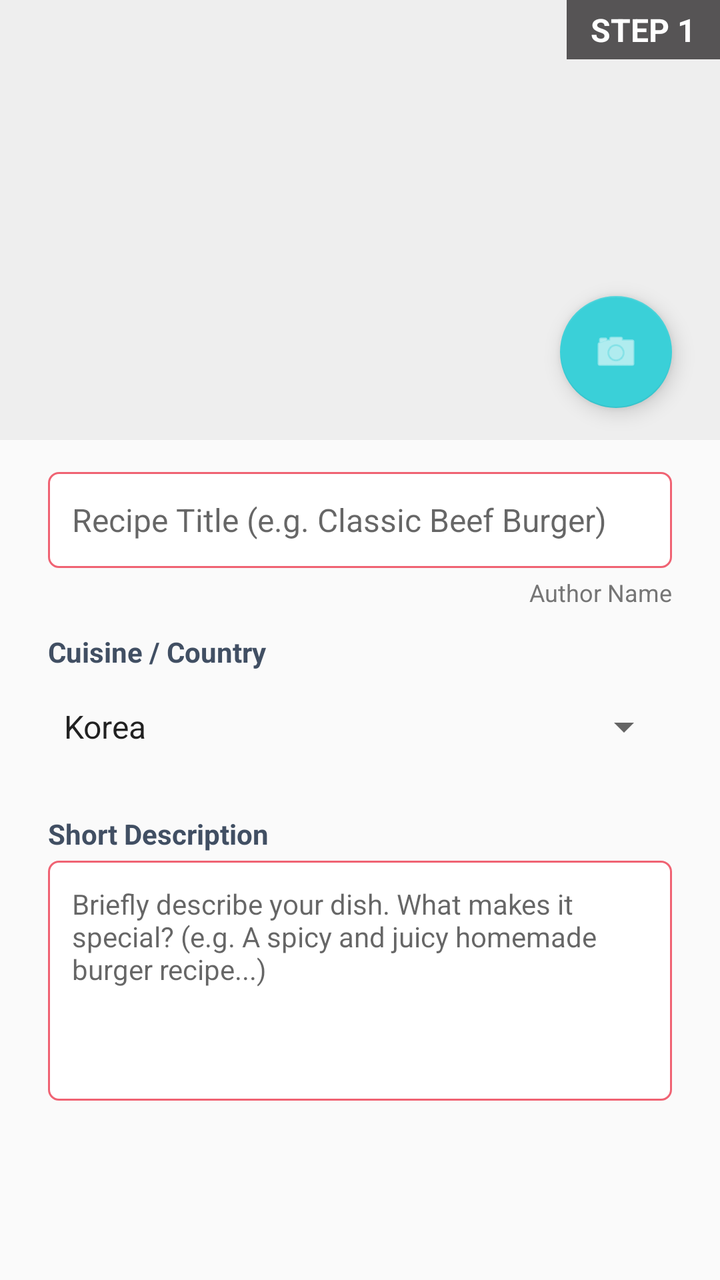
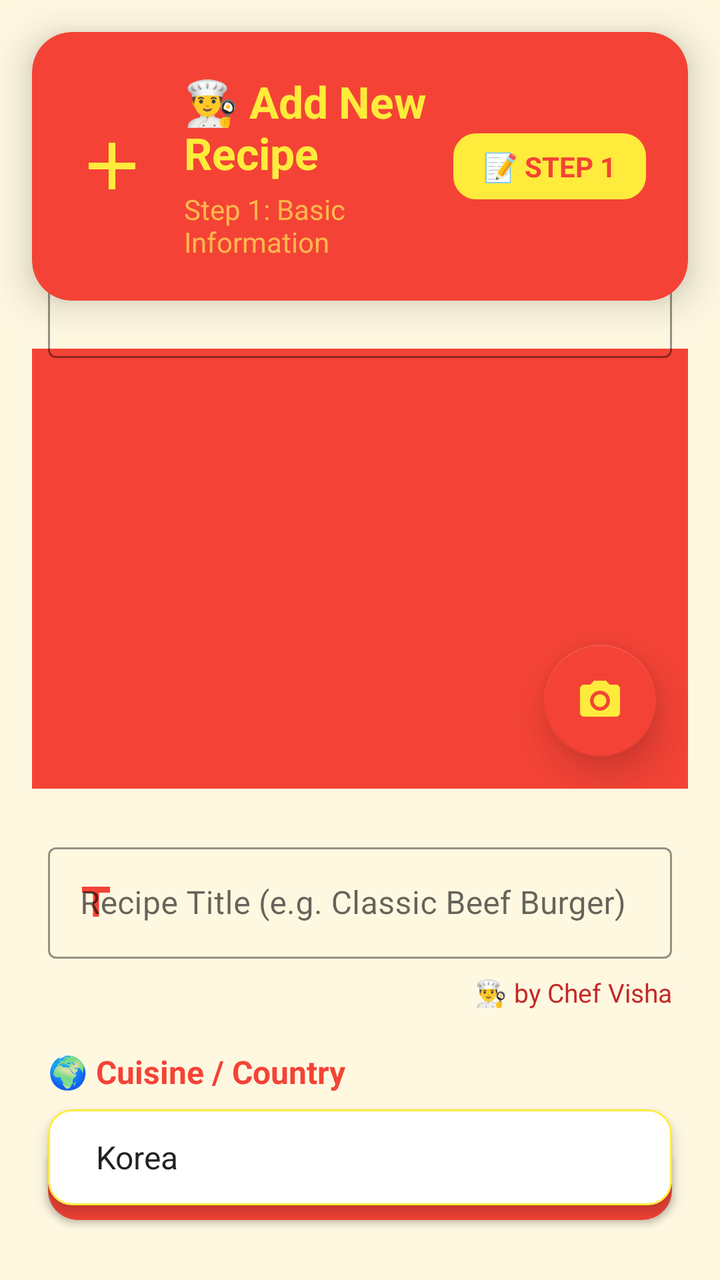

An Android layout rendered at two revisions. The XML below is the earlier revision; the diff shows what the commit changed to produce the second picture.
<!-- AndroidManifest.xml: activity theme AppTheme.NoActionBar -->
<!-- res/layout/fragment_add_recipe.xml -->
<?xml version="1.0" encoding="utf-8"?>
<RelativeLayout
    xmlns:android="http://schemas.android.com/apk/res/android"
    xmlns:app="http://schemas.android.com/apk/res-auto"
    xmlns:tools="http://schemas.android.com/tools"
    android:id="@+id/root_Add_Recipe"
    android:layout_width="match_parent"
    android:layout_height="match_parent"
    tools:context="com.hanson.android.recipe.AddRecipeFragment"
    android:focusable="true"
    android:focusableInTouchMode="true">

    <FrameLayout
        android:id="@+id/fame_Add_top"
        android:layout_width="match_parent"
        android:layout_height="wrap_content"
        android:layout_alignParentTop="true">

        <ImageView
            android:id="@+id/imgv_Add_Image"
            android:layout_width="match_parent"
            android:layout_height="220dp"
            android:background="#EEEEEE"
            android:scaleType="centerCrop" />

        <TextView
            android:id="@+id/txt_Add_step1"
            android:layout_width="wrap_content"
            android:layout_height="wrap_content"
            android:layout_gravity="top|end"
            android:background="@color/colorFont1"
            android:gravity="center"
            android:paddingBottom="4dp"
            android:paddingLeft="12dp"
            android:paddingRight="12dp"
            android:paddingTop="4dp"
            android:text="STEP 1"
            android:textColor="@android:color/white"
            android:textSize="16sp"
            android:textStyle="bold" />

        <com.google.android.material.floatingactionbutton.FloatingActionButton
            android:id="@+id/btn_Add_Camera"
            android:layout_width="wrap_content"
            android:layout_height="wrap_content"
            android:layout_gravity="bottom|end"
            android:layout_marginBottom="16dp"
            android:layout_marginRight="24dp"
            android:layout_marginEnd="24dp"
            app:tint="@android:color/white"
            app:srcCompat="@android:drawable/ic_menu_camera" />
    </FrameLayout>

    <EditText
        android:id="@+id/txt_Add_NewName"
        android:layout_width="match_parent"
        android:layout_height="48dp"
        android:layout_below="@+id/fame_Add_top"
        android:layout_marginLeft="24dp"
        android:layout_marginRight="24dp"
        android:layout_marginTop="16dp"
        android:background="@drawable/editborder"
        android:hint="Recipe Title (e.g. Classic Beef Burger)"
        android:inputType="textCapWords"
        android:paddingLeft="12dp"
        android:paddingRight="12dp"
        android:textSize="16sp" />

    <TextView
        android:id="@+id/txt_Add_Author"
        android:layout_width="wrap_content"
        android:layout_height="wrap_content"
        android:layout_alignParentEnd="true"
        android:layout_alignParentRight="true"
        android:layout_below="@+id/txt_Add_NewName"
        android:layout_marginRight="24dp"
        android:layout_marginEnd="24dp"
        android:layout_marginTop="4dp"
        android:text="Author Name"
        android:textSize="12sp"
        android:textColor="#757575" />

    <TextView
        android:id="@+id/textView7"
        android:layout_width="wrap_content"
        android:layout_height="wrap_content"
        android:layout_below="@+id/txt_Add_Author"
        android:layout_marginLeft="24dp"
        android:layout_marginStart="24dp"
        android:layout_marginTop="12dp"
        android:text="Cuisine / Country"
        android:textStyle="bold"
        android:textColor="@color/colorAccent_deepBlue" />

    <Spinner
        android:id="@+id/spinner_Add_Country"
        android:layout_width="match_parent"
        android:layout_height="48dp"
        android:layout_below="@+id/textView7"
        android:layout_marginLeft="24dp"
        android:layout_marginRight="24dp"
        android:layout_marginTop="4dp"
        android:entries="@array/countryName" />

    <TextView
        android:id="@+id/textView6"
        android:layout_width="match_parent"
        android:layout_height="wrap_content"
        android:layout_below="@+id/spinner_Add_Country"
        android:layout_marginLeft="24dp"
        android:layout_marginRight="24dp"
        android:layout_marginTop="20dp"
        android:text="Short Description"
        android:textStyle="bold"
        android:textColor="@color/colorAccent_deepBlue" />

    <EditText
        android:id="@+id/txt_Add_Description"
        android:layout_width="match_parent"
        android:layout_height="120dp"
        android:layout_below="@+id/textView6"
        android:layout_marginLeft="24dp"
        android:layout_marginRight="24dp"
        android:layout_marginTop="4dp"
        android:background="@drawable/editborder"
        android:gravity="top"
        android:hint="Briefly describe your dish. What makes it special? (e.g. A spicy and juicy homemade burger recipe...)"
        android:inputType="textMultiLine"
        android:padding="12dp"
        android:textSize="14sp" />
</RelativeLayout>
<!-- resources referenced by this layout -->
<resources>
  <string-array name="countryName">
          <item>Korea</item>
          <item>Russia</item>
          <item>Italy</item>
      </string-array>
  <color name="colorAccent_deepBlue">#414f63</color>
  <color name="colorFont1">#565455</color>
  <!-- drawable editborder (drawable) -->
  <?xml version="1.0" encoding="utf-8"?>
  <selector xmlns:android="http://schemas.android.com/apk/res/android">
      <item>
          <shape android:shape="rectangle" >
              <solid android:color="#ffffff" />
              <stroke android:width="1dp" android:color="@color/colorPrimary"/>
              <corners
                  android:topLeftRadius="5dp"
                  android:topRightRadius="5dp"
                  android:bottomLeftRadius="5dp"
                  android:bottomRightRadius="5dp"
                  />
          </shape>
      </item>
  </selector>
  <style name="AppTheme.NoActionBar">
          <item name="windowActionBar">false</item>
          <item name="windowNoTitle">true</item>
      </style>
  <color name="colorPrimary">#f06373</color>
</resources>

<!-- the commit's change to res/layout/fragment_add_recipe.xml (unified diff, before → after) -->
@@ -6,126 +6,250 @@
     android:id="@+id/root_Add_Recipe"
     android:layout_width="match_parent"
     android:layout_height="match_parent"
-    tools:context="com.hanson.android.recipe.AddRecipeFragment"
+    android:background="@color/bright_bg"
     android:focusable="true"
-    android:focusableInTouchMode="true">
-
+    android:focusableInTouchMode="true"
+    tools:context="com.hanson.android.recipe.AddRecipeFragment">
+
+    
+    <com.google.android.material.card.MaterialCardView
+        android:id="@+id/header_card"
+        android:layout_width="match_parent"
+        android:layout_height="wrap_content"
+        android:layout_margin="16dp"
+        app:cardBackgroundColor="@color/red_primary"
+        app:cardCornerRadius="20dp"
+        app:cardElevation="12dp">
+
+        <LinearLayout
+            android:layout_width="match_parent"
+            android:layout_height="wrap_content"
+            android:gravity="center_vertical"
+            android:orientation="horizontal"
+            android:padding="20dp">
+
+            <ImageView
+                android:layout_width="40dp"
+                android:layout_height="40dp"
+                android:src="@drawable/ic_add_recipe_red"
+                app:tint="@color/bright_yellow" />
+
+            <LinearLayout
+                android:layout_width="0dp"
+                android:layout_height="wrap_content"
+                android:layout_marginStart="16dp"
+                android:layout_weight="1"
+                android:orientation="vertical">
+
+                <TextView
+                    android:layout_width="wrap_content"
+                    android:layout_height="wrap_content"
+                    android:text="👨‍🍳 Add New Recipe"
+                    android:textColor="@color/bright_yellow"
+                    android:textSize="22sp"
+                    android:textStyle="bold" />
+
+                <TextView
+                    android:layout_width="wrap_content"
+                    android:layout_height="wrap_content"
+                    android:layout_marginTop="4dp"
+                    android:text="Step 1: Basic Information"
+                    android:textColor="#FFB74D"
+                    android:textSize="14sp" />
+            </LinearLayout>
+
+            <TextView
+                android:id="@+id/txt_Add_step1"
+                android:layout_width="wrap_content"
+                android:layout_height="wrap_content"
+                android:background="@drawable/yellow_badge_bg"
+                android:paddingHorizontal="16dp"
+                android:paddingVertical="8dp"
+                android:text="📝 STEP 1"
+                android:textColor="@color/red_primary"
+                android:textSize="14sp"
+                android:textStyle="bold" />
+        </LinearLayout>
+    </com.google.android.material.card.MaterialCardView>
+
+    
     <FrameLayout
         android:id="@+id/fame_Add_top"
         android:layout_width="match_parent"
-        android:layout_height="wrap_content"
-        android:layout_alignParentTop="true">
+        android:layout_height="220dp"
+        android:layout_below="@id/header_card"
+        android:layout_marginStart="16dp"
+        android:layout_marginTop="8dp"
+        android:layout_marginEnd="16dp"
+        app:cardCornerRadius="20dp">
 
         <ImageView
             android:id="@+id/imgv_Add_Image"
             android:layout_width="match_parent"
-            android:layout_height="220dp"
-            android:background="#EEEEEE"
+            android:layout_height="match_parent"
+            android:background="@color/red_primary"
+            android:contentDescription="Recipe image"
+            android:foreground="@drawable/image_placeholder_overlay"
             android:scaleType="centerCrop" />
-
-        <TextView
-            android:id="@+id/txt_Add_step1"
-            android:layout_width="wrap_content"
-            android:layout_height="wrap_content"
-            android:layout_gravity="top|end"
-            android:background="@color/colorFont1"
-            android:gravity="center"
-            android:paddingBottom="4dp"
-            android:paddingLeft="12dp"
-            android:paddingRight="12dp"
-            android:paddingTop="4dp"
-            android:text="STEP 1"
-            android:textColor="@android:color/white"
-            android:textSize="16sp"
-            android:textStyle="bold" />
 
         <com.google.android.material.floatingactionbutton.FloatingActionButton
             android:id="@+id/btn_Add_Camera"
             android:layout_width="wrap_content"
             android:layout_height="wrap_content"
             android:layout_gravity="bottom|end"
-            android:layout_marginBottom="16dp"
-            android:layout_marginRight="24dp"
-            android:layout_marginEnd="24dp"
-            app:tint="@android:color/white"
-            app:srcCompat="@android:drawable/ic_menu_camera" />
+            android:layout_margin="16dp"
+            android:contentDescription="Add photo"
+            app:backgroundTint="@color/red_primary"
+            app:elevation="12dp"
+            app:srcCompat="@drawable/ic_camera_yellow"
+            app:tint="@color/bright_yellow" />
+
+        <TextView
+            android:layout_width="wrap_content"
+            android:layout_height="wrap_content"
+            android:layout_gravity="center"
+            android:text="📸 Tap to add photo"
+            android:textColor="@color/bright_yellow"
+            android:textSize="16sp"
+            android:textStyle="bold"
+            android:visibility="gone" />
     </FrameLayout>
 
-    <EditText
-        android:id="@+id/txt_Add_NewName"
-        android:layout_width="match_parent"
-        android:layout_height="48dp"
-        android:layout_below="@+id/fame_Add_top"
-        android:layout_marginLeft="24dp"
-        android:layout_marginRight="24dp"
-        android:layout_marginTop="16dp"
-        android:background="@drawable/editborder"
-        android:hint="Recipe Title (e.g. Classic Beef Burger)"
-        android:inputType="textCapWords"
-        android:paddingLeft="12dp"
-        android:paddingRight="12dp"
-        android:textSize="16sp" />
-
+    
+    <com.google.android.material.textfield.TextInputLayout
+        android:id="@+id/title_container"
+        style="@style/Widget.MaterialComponents.TextInputLayout.OutlinedBox"
+        android:layout_width="match_parent"
+        android:layout_height="wrap_content"
+        android:layout_below="@id/fame_Add_top"
+        android:layout_marginStart="24dp"
+        android:layout_marginTop="24dp"
+        android:layout_marginEnd="24dp"
+        app:boxStrokeColor="@color/red_primary"
+        app:hintTextColor="@color/red_primary"
+        app:startIconDrawable="@drawable/ic_title_red"
+        app:startIconTint="@color/red_primary">
+
+        <com.google.android.material.textfield.TextInputEditText
+            android:id="@+id/txt_Add_NewName"
+            android:layout_width="match_parent"
+            android:layout_height="wrap_content"
+            android:hint="Recipe Title (e.g. Classic Beef Burger)"
+            android:inputType="textCapWords"
+            android:textColor="@color/black"
+            android:textColorHint="#99000000"
+            android:textSize="16sp" />
+    </com.google.android.material.textfield.TextInputLayout>
+
+    
     <TextView
         android:id="@+id/txt_Add_Author"
         android:layout_width="wrap_content"
         android:layout_height="wrap_content"
         android:layout_alignParentEnd="true"
-        android:layout_alignParentRight="true"
-        android:layout_below="@+id/txt_Add_NewName"
-        android:layout_marginRight="24dp"
-        android:layout_marginEnd="24dp"
-        android:layout_marginTop="4dp"
-        android:text="Author Name"
-        android:textSize="12sp"
-        android:textColor="#757575" />
-
+        android:layout_below="@id/title_container"
+        android:layout_marginTop="8dp"
+        android:layout_marginEnd="24dp"
+        android:text="👨‍🍳 by Chef Visha"
+        android:textColor="@color/dark_red"
+        android:textSize="13sp" />
+
+    
     <TextView
         android:id="@+id/textView7"
         android:layout_width="wrap_content"
         android:layout_height="wrap_content"
-        android:layout_below="@+id/txt_Add_Author"
-        android:layout_marginLeft="24dp"
-        android:layout_marginStart="24dp"
-        android:layout_marginTop="12dp"
-        android:text="Cuisine / Country"
-        android:textStyle="bold"
-        android:textColor="@color/colorAccent_deepBlue" />
-
-    <Spinner
-        android:id="@+id/spinner_Add_Country"
-        android:layout_width="match_parent"
-        android:layout_height="48dp"
-        android:layout_below="@+id/textView7"
-        android:layout_marginLeft="24dp"
-        android:layout_marginRight="24dp"
-        android:layout_marginTop="4dp"
-        android:entries="@array/countryName" />
-
+        android:layout_below="@id/txt_Add_Author"
+        android:layout_marginStart="24dp"
+        android:layout_marginTop="20dp"
+        android:text="🌍 Cuisine / Country"
+        android:textColor="@color/red_primary"
+        android:textSize="16sp"
+        android:textStyle="bold" />
+
+    
+    <com.google.android.material.card.MaterialCardView
+        android:layout_width="match_parent"
+        android:layout_height="wrap_content"
+        android:layout_below="@id/textView7"
+        android:layout_marginStart="24dp"
+        android:layout_marginTop="8dp"
+        android:layout_marginEnd="24dp"
+        app:cardBackgroundColor="@android:color/white"
+        app:cardCornerRadius="12dp"
+        app:cardElevation="4dp"
+        app:strokeColor="@color/bright_yellow"
+        app:strokeWidth="1dp">
+
+        <Spinner
+            android:id="@+id/spinner_Add_Country"
+            android:layout_width="match_parent"
+            android:layout_height="48dp"
+            android:background="@null"
+            android:entries="@array/countryName"
+            android:paddingStart="16dp"
+            android:paddingEnd="16dp" />
+    </com.google.android.material.card.MaterialCardView>
+
+    
     <TextView
         android:id="@+id/textView6"
-        android:layout_width="match_parent"
-        android:layout_height="wrap_content"
-        android:layout_below="@+id/spinner_Add_Country"
-        android:layout_marginLeft="24dp"
-        android:layout_marginRight="24dp"
-        android:layout_marginTop="20dp"
-        android:text="Short Description"
+        android:layout_width="wrap_content"
+        android:layout_height="wrap_content"
+        android:layout_below="@id/spinner_Add_Country"
+        android:layout_marginStart="24dp"
+        android:layout_marginTop="24dp"
+        android:text="📝 Short Description"
+        android:textColor="@color/red_primary"
+        android:textSize="16sp"
         android:textStyle="bold"
-        android:textColor="@color/colorAccent_deepBlue" />
-
-    <EditText
-        android:id="@+id/txt_Add_Description"
-        android:layout_width="match_parent"
-        android:layout_height="120dp"
-        android:layout_below="@+id/textView6"
-        android:layout_marginLeft="24dp"
-        android:layout_marginRight="24dp"
-        android:layout_marginTop="4dp"
-        android:background="@drawable/editborder"
-        android:gravity="top"
-        android:hint="Briefly describe your dish. What makes it special? (e.g. A spicy and juicy homemade burger recipe...)"
-        android:inputType="textMultiLine"
-        android:padding="12dp"
-        android:textSize="14sp" />
+        tools:ignore="NotSibling" />
+
+    
+    <com.google.android.material.textfield.TextInputLayout
+        style="@style/Widget.MaterialComponents.TextInputLayout.OutlinedBox"
+        android:layout_width="match_parent"
+        android:layout_height="wrap_content"
+        android:layout_below="@id/textView6"
+        android:layout_marginStart="24dp"
+        android:layout_marginTop="8dp"
+        android:layout_marginEnd="24dp"
+        app:boxStrokeColor="@color/red_primary"
+        app:hintTextColor="@color/red_primary"
+        app:startIconDrawable="@drawable/ic_description_red"
+        app:startIconTint="@color/red_primary">
+
+        <com.google.android.material.textfield.TextInputEditText
+            android:id="@+id/txt_Add_Description"
+            android:layout_width="match_parent"
+            android:layout_height="120dp"
+            android:gravity="top"
+            android:hint="Briefly describe your dish. What makes it special?"
+            android:inputType="textMultiLine"
+            android:maxLines="5"
+            android:textColor="@color/black"
+            android:textColorHint="#99000000"
+            android:textSize="14sp" />
+    </com.google.android.material.textfield.TextInputLayout>
+
+    
+    <com.google.android.material.button.MaterialButton
+        android:id="@+id/btn_next_step"
+        android:layout_width="match_parent"
+        android:layout_height="55dp"
+        android:layout_alignParentBottom="true"
+        android:layout_margin="24dp"
+        android:elevation="10dp"
+        android:text="➡️ NEXT: ADD INGREDIENTS"
+        android:textColor="@color/bright_yellow"
+        android:textSize="16sp"
+        android:textStyle="bold"
+        app:backgroundTint="@color/red_primary"
+        app:cornerRadius="15dp"
+        app:icon="@drawable/ic_arrow_forward_yellow"
+        app:iconGravity="textEnd"
+        app:iconPadding="12dp"
+        app:iconTint="@color/bright_yellow"
+        app:rippleColor="@color/bright_red" />
+
 </RelativeLayout>
<!-- resource entries referenced after the edit -->
@@ -5,28 +5,88 @@
           <item>Russia</item>
           <item>Italy</item>
       </string-array>
-  <color name="colorAccent_deepBlue">#414f63</color>
-  <color name="colorFont1">#565455</color>
-  <!-- drawable editborder (drawable) -->
+  <color name="black">#000000</color>
+  <color name="bright_bg">#FFF8E1</color>
+  <color name="bright_red">#FF5252</color>
+  <color name="bright_yellow">#FFEB3B</color>
+  <color name="dark_red">#C62828</color>
+  <color name="red_primary">#F44336</color>
+  <!-- drawable ic_add_recipe_red (drawable) -->
+  <vector xmlns:android="http://schemas.android.com/apk/res/android"
+      android:width="24dp"
+      android:height="24dp"
+      android:viewportWidth="24"
+      android:viewportHeight="24">
+      <path
+          android:fillColor="#FF000000"
+          android:pathData="M19,13h-6v6h-2v-6H5v-2h6V5h2v6h6v2z" />
+  </vector>
+  <!-- drawable ic_arrow_forward_yellow (drawable) -->
   <?xml version="1.0" encoding="utf-8"?>
-  <selector xmlns:android="http://schemas.android.com/apk/res/android">
-      <item>
-          <shape android:shape="rectangle" >
-              <solid android:color="#ffffff" />
-              <stroke android:width="1dp" android:color="@color/colorPrimary"/>
-              <corners
-                  android:topLeftRadius="5dp"
-                  android:topRightRadius="5dp"
-                  android:bottomLeftRadius="5dp"
-                  android:bottomRightRadius="5dp"
-                  />
-          </shape>
-      </item>
-  </selector>
+  <vector xmlns:android="http://schemas.android.com/apk/res/android"
+      android:width="24dp"
+      android:height="24dp"
+      android:tint="#FFEB3B"
+      android:viewportWidth="24"
+      android:viewportHeight="24">
+      <path
+          android:fillColor="#FF000000"
+          android:pathData="M12,4l-1.41,1.41L16.17,11H4v2h12.17l-5.58,5.59L12,20l8,-8z" />
+  </vector>
+  <!-- drawable ic_camera_yellow (drawable) -->
+  <vector xmlns:android="http://schemas.android.com/apk/res/android"
+      android:width="24dp"
+      android:height="24dp"
+      android:viewportWidth="24"
+      android:viewportHeight="24">
+      <path
+          android:fillColor="#FF000000"
+          android:pathData="M12,12m-3.2,0a3.2,3.2 0,1 1,6.4 0a3.2,3.2 0,1 1,-6.4 0" />
+      <path
+          android:fillColor="#FF000000"
+          android:pathData="M9,2L7.17,4H4c-1.1,0 -2,0.9 -2,2v12c0,1.1 0.9,2 2,2h16c1.1,0 2,-0.9 2,-2V6c0,-1.1 -0.9,-2 -2,-2h-3.17L15,2H9zm3,15c-2.76,0 -5,-2.24 -5,-5s2.24,-5 5,-5 5,2.24 5,5 -2.24,5 -5,5z" />
+  </vector>
+  <!-- drawable ic_description_red (drawable) -->
+  <vector xmlns:android="http://schemas.android.com/apk/res/android"
+      android:width="24dp"
+      android:height="24dp"
+      android:tint="#F44336"
+      android:viewportWidth="24"
+      android:viewportHeight="24">
+      <path
+          android:fillColor="#FF000000"
+          android:pathData="M14,2H6c-1.1,0 -1.99,0.9 -1.99,2L4,20c0,1.1 0.89,2 1.99,2H18c1.1,0 2,-0.9 2,-2V8l-6,-6zM6,20V4h7v5h5v11H6z" />
+  </vector>
+  <!-- drawable ic_title_red (drawable) -->
+  <vector xmlns:android="http://schemas.android.com/apk/res/android"
+      android:width="24dp"
+      android:height="24dp"
+      android:viewportWidth="24"
+      android:viewportHeight="24">
+      <path
+          android:fillColor="#FF000000"
+          android:pathData="M5,4v3h5.5v12h3V7H19V4z" />
+  </vector>
+  <!-- drawable image_placeholder_overlay (drawable) -->
+  <?xml version="1.0" encoding="utf-8"?>
+  <shape xmlns:android="http://schemas.android.com/apk/res/android">
+      <gradient
+          android:angle="90"
+          android:endColor="#33F44336"
+          android:startColor="#00F44336" />
+  </shape>
+  <!-- drawable yellow_badge_bg (drawable) -->
+  <?xml version="1.0" encoding="utf-8"?>
+  <shape xmlns:android="http://schemas.android.com/apk/res/android">
+      <solid android:color="#FFEB3B" />
+      <corners android:radius="12dp" />
+      <stroke
+          android:width="1dp"
+          android:color="#F44336" />
+  </shape>
   <style name="AppTheme.NoActionBar">
           <item name="windowActionBar">false</item>
           <item name="windowNoTitle">true</item>
       </style>
-  <color name="colorPrimary">#f06373</color>
 </resources>
 
